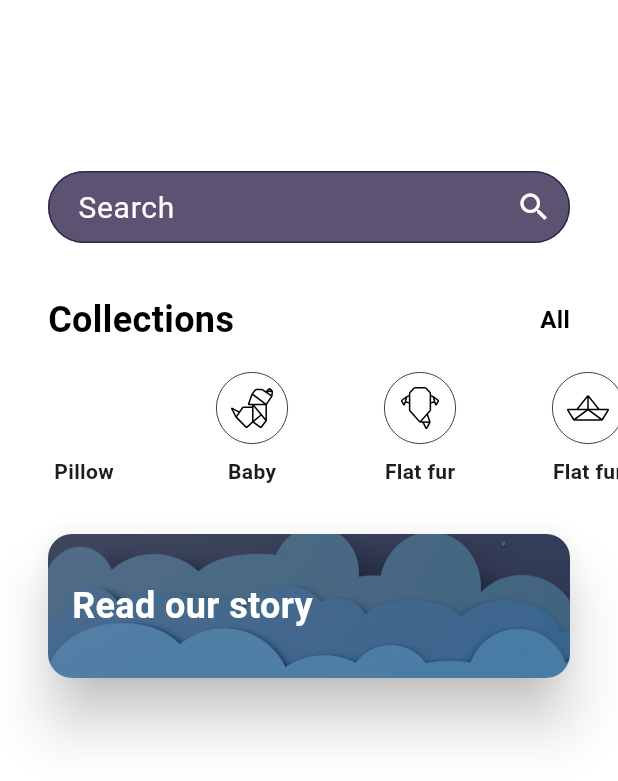
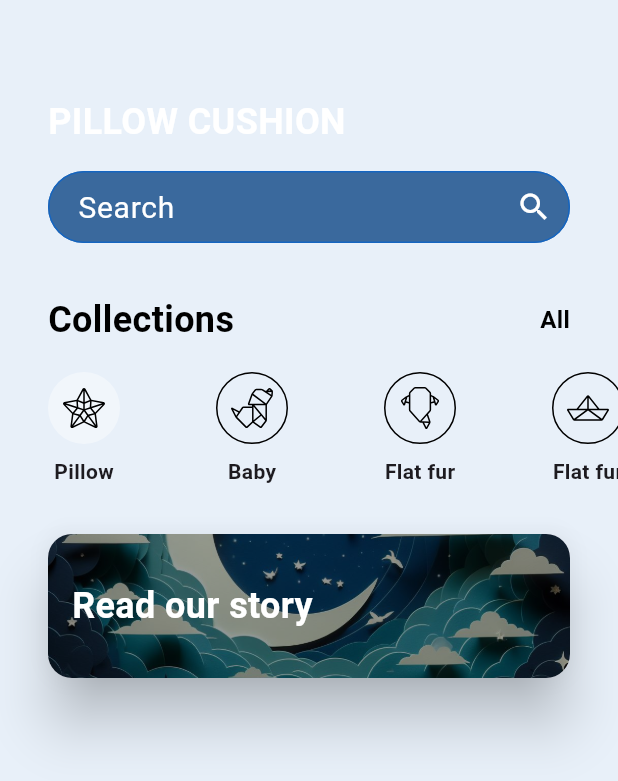
Before and after one commit to sufftea/wavy_shop, a Flutter app: the screen it shows after launch, on a phone screen of 412 x 824 dp. Shown: the top 781 px of the screen. Run offline on Flutter 3.47's test engine with Material 3 defaults, Android fonts, the phone set to English and light mode, and no system bars; our stand-ins replace flutter_riverpod, flutter_svg, riverpod; missing offline and left inert: flutter_shaders; Roboto replaces fonts that are missing (Signika).

Commit message:
Some design improvements

```diff
--- a/lib/home/home_screen.dart
+++ b/lib/home/home_screen.dart
@@ -1,4 +1,6 @@
 import 'package:flutter/material.dart';
+import 'package:flutter_riverpod/flutter_riverpod.dart';
+import 'package:unicorns/home/providers.dart';
 import 'package:unicorns/home/widgets/image_banner.dart';
 import 'package:unicorns/home/widgets/header.dart';
 
@@ -7,15 +9,25 @@ class HomeScreen extends StatelessWidget {
 
   @override
   Widget build(BuildContext context) {
+
+    return Consumer(
+      builder: (context, ref, child) {
+        final s = ref.watch(tabContentProvider);
+
         return Scaffold(
-      backgroundColor: Colors.white,
-      body: Column(
+          body: AnimatedContainer(
+            duration: const Duration(milliseconds: 300),
+            color: Color.lerp(Colors.white, s.color, 0.1),
+            child: Column(
               crossAxisAlignment: CrossAxisAlignment.stretch,
               children: [
                 const Header(),
                 ImageBanner(),
               ],
             ),
+          ),
+        );
+      }
     );
   }
 }
--- a/lib/home/widgets/header.dart
+++ b/lib/home/widgets/header.dart
@@ -4,7 +4,6 @@ import 'package:flutter/material.dart';
 import 'package:flutter_riverpod/flutter_riverpod.dart';
 import 'package:flutter_shaders/flutter_shaders.dart';
 import 'package:flutter_svg/flutter_svg.dart';
-import 'package:google_fonts/google_fonts.dart';
 import 'package:unicorns/home/providers.dart';
 import 'package:unicorns/utils.dart';
 
@@ -175,28 +174,32 @@ class _HeaderState extends ConsumerState<Header> with TickerProviderStateMixin {
   }
 
   Widget buildMaskedContent() {
-    return Container(
-      color: Colors.white,
-      child: Column(
+    return Consumer(builder: (context, ref, child) {
+      final s = ref.watch(tabContentProvider);
+
+      return AnimatedContainer(
+        duration: const Duration(milliseconds: 300),
+        color: Color.lerp(Colors.white, s.color, 0.1),
+        child: const Column(
           mainAxisAlignment: MainAxisAlignment.end,
           children: [
             Padding(
-            padding: const EdgeInsets.symmetric(horizontal: 32),
+              padding: EdgeInsets.symmetric(horizontal: 32),
               child: Row(
                 crossAxisAlignment: CrossAxisAlignment.center,
                 children: [
                   Text(
                     'Collections',
-                  style: GoogleFonts.signika(
+                    style: TextStyle(
                       fontSize: 24,
                       fontWeight: FontWeight.bold,
                       color: blackWhite,
                     ),
                   ),
-                const Spacer(),
+                  Spacer(),
                   Text(
                     'All',
-                  style: GoogleFonts.signika(
+                    style: TextStyle(
                       fontSize: 16,
                       fontWeight: FontWeight.bold,
                       color: blackWhite,
@@ -205,10 +208,11 @@ class _HeaderState extends ConsumerState<Header> with TickerProviderStateMixin {
                 ],
               ),
             ),
-          const SizedBox(height: 110),
+            SizedBox(height: 110),
           ],
         ),
       );
+    });
   }
 
   Widget buildContent() {
@@ -226,7 +230,7 @@ class _HeaderState extends ConsumerState<Header> with TickerProviderStateMixin {
 
             return Text(
               content.headerName,
-              style: GoogleFonts.signika(
+              style: const TextStyle(
                 fontSize: 24,
                 color: Colors.white,
                 fontWeight: FontWeight.bold,
@@ -251,15 +255,14 @@ class _HeaderState extends ConsumerState<Header> with TickerProviderStateMixin {
               ),
             );
             return TextField(
-              // textAlign: TextAlign.start,
-              style: GoogleFonts.signika(fontSize: 20, color: Colors.white),
+              style: const TextStyle(fontSize: 20, color: Colors.white),
               decoration: InputDecoration(
-                contentPadding:
-                    const EdgeInsets.symmetric(horizontal: 16),
-                hintStyle: GoogleFonts.signika(color: Colors.white),
+                contentPadding: const EdgeInsets.symmetric(horizontal: 16),
+                hintStyle: const TextStyle(color: Colors.white),
                 hintText: 'Search',
                 filled: true,
-                fillColor: content.color.withOpacity(0.8),
+                fillColor: Color.lerp(Colors.black, content.color, 0.7)!
+                    .withOpacity(0.8),
                 suffixIcon: const Icon(Icons.search),
                 suffixIconColor: Colors.white,
                 constraints: const BoxConstraints.tightFor(height: height),
@@ -327,17 +330,18 @@ class _HeaderState extends ConsumerState<Header> with TickerProviderStateMixin {
                   return const CircleBorder();
                 }
                 return const CircleBorder(
-                  side: BorderSide(color: Colors.black, width: 0.5),
+                  side: BorderSide(color: Colors.black, width: 1),
                 );
               }),
               foregroundColor: MaterialStateProperty.resolveWith((states) {
-                if (states.contains(MaterialState.selected)) {
-                  return Colors.white;
-                }
                 return Colors.black;
               }),
-              backgroundColor:
-                  const MaterialStatePropertyAll(Colors.transparent),
+              backgroundColor: MaterialStateProperty.resolveWith((states) {
+                if (states.contains(MaterialState.selected)) {
+                  return Colors.white.withOpacity(0.4);
+                }
+                return Colors.transparent;
+              }),
             ),
             child: Padding(
               padding: const EdgeInsets.all(8),
@@ -355,7 +359,7 @@ class _HeaderState extends ConsumerState<Header> with TickerProviderStateMixin {
         const SizedBox(height: 8),
         Text(
           content.buttonName,
-          style: GoogleFonts.signika(
+          style: const TextStyle(
             fontWeight: FontWeight.bold,
           ),
         ),
--- a/lib/home/widgets/image_banner.dart
+++ b/lib/home/widgets/image_banner.dart
@@ -48,6 +48,8 @@ class ImageBanner extends StatelessWidget {
                       child: Image.asset(
                         content.headerImagePath,
                         fit: BoxFit.cover,
+                        colorBlendMode: BlendMode.multiply,
+                        color: Colors.black.withOpacity(0.4),
                       ),
                     ),
                     Padding(
```
Also changed, not shown: lib/home/providers.dart (+11 -11 lines), lib/temp.dart (added, +14 -0 lines), assets/images/forest_header.jpeg (added), assets/images/night_sky_header.jpeg (added), assets/images/night_sky_header.jpg (deleted), assets/images/rainbows_header.jpg (deleted), assets/images/sunflowers_header.jpeg (added), assets/images/unicorns_header.jpeg (added), pubspec.lock. Lines whose indentation alone changed are shown as unchanged.
